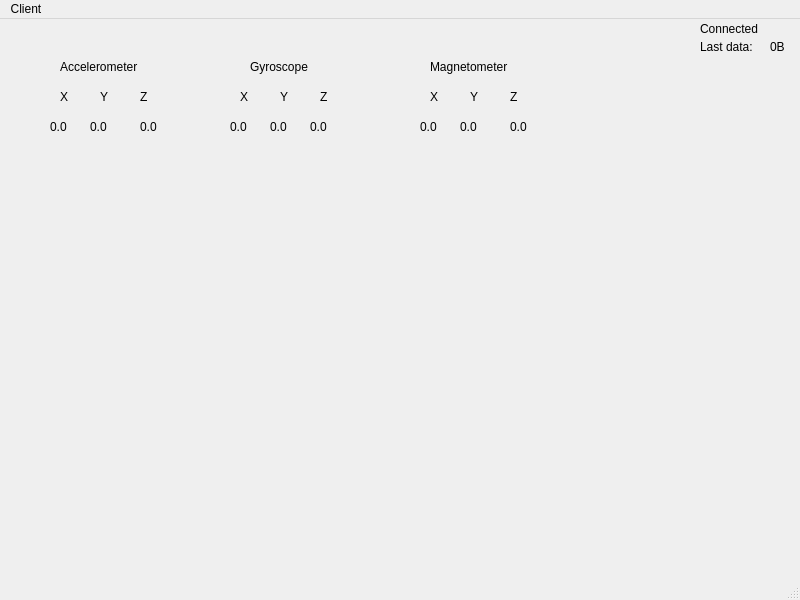
Old version of the form src/ui/window/MainWindow.ui in the repository gaitovrat/bachelor.
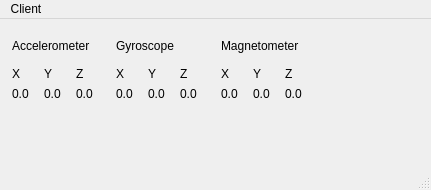
New version of the form.

Commit message: Move widgets to status bar

Diff of the .ui file:
```diff
--- a/src/ui/window/MainWindow.ui
+++ b/src/ui/window/MainWindow.ui
@@ -6,325 +6,244 @@
    <rect>
     <x>0</x>
     <y>0</y>
-    <width>800</width>
-    <height>600</height>
+    <width>431</width>
+    <height>190</height>
    </rect>
   </property>
   <property name="windowTitle">
    <string>MainWindow</string>
   </property>
   <widget class="QWidget" name="centralwidget">
+   <widget class="QWidget" name="">
+    <property name="geometry">
+     <rect>
+      <x>12</x>
+      <y>12</y>
+      <width>90</width>
+      <height>70</height>
+     </rect>
+    </property>
+    <layout class="QVBoxLayout" name="verticalLayout_4">
+     <item>
    <widget class="QLabel" name="label">
-    <property name="geometry">
-     <rect>
-      <x>60</x>
-      <y>40</y>
-      <width>91</width>
-      <height>16</height>
-     </rect>
-    </property>
     <property name="text">
      <string>Accelerometer</string>
     </property>
    </widget>
+     </item>
+     <item>
+      <layout class="QHBoxLayout" name="horizontalLayout">
+       <item>
+        <layout class="QVBoxLayout" name="verticalLayout">
+         <item>
    <widget class="QLabel" name="label_2">
-    <property name="geometry">
-     <rect>
-      <x>60</x>
-      <y>70</y>
-      <width>16</width>
-      <height>16</height>
-     </rect>
-    </property>
     <property name="text">
      <string>X</string>
     </property>
    </widget>
-   <widget class="QLabel" name="label_3">
-    <property name="geometry">
-     <rect>
-      <x>100</x>
-      <y>70</y>
-      <width>16</width>
-      <height>16</height>
-     </rect>
-    </property>
-    <property name="text">
-     <string>Y</string>
-    </property>
-   </widget>
-   <widget class="QLabel" name="label_4">
-    <property name="geometry">
-     <rect>
-      <x>140</x>
-      <y>70</y>
-      <width>16</width>
-      <height>16</height>
-     </rect>
-    </property>
-    <property name="text">
-     <string>Z</string>
-    </property>
-   </widget>
+         </item>
+         <item>
    <widget class="QLabel" name="accelerometer_x">
-    <property name="geometry">
-     <rect>
-      <x>50</x>
-      <y>100</y>
-      <width>21</width>
-      <height>16</height>
-     </rect>
-    </property>
     <property name="text">
      <string>0.0</string>
     </property>
    </widget>
+         </item>
+        </layout>
+       </item>
+       <item>
+        <layout class="QVBoxLayout" name="verticalLayout_2">
+         <item>
+          <widget class="QLabel" name="label_3">
+           <property name="text">
+            <string>Y</string>
+           </property>
+          </widget>
+         </item>
+         <item>
    <widget class="QLabel" name="accelerometer_y">
-    <property name="geometry">
-     <rect>
-      <x>90</x>
-      <y>100</y>
-      <width>21</width>
-      <height>16</height>
-     </rect>
-    </property>
     <property name="text">
      <string>0.0</string>
     </property>
    </widget>
+         </item>
+        </layout>
+       </item>
+       <item>
+        <layout class="QVBoxLayout" name="verticalLayout_3">
+         <item>
+          <widget class="QLabel" name="label_4">
+           <property name="text">
+            <string>Z</string>
+           </property>
+          </widget>
+         </item>
+         <item>
    <widget class="QLabel" name="accelerometer_z">
-    <property name="geometry">
-     <rect>
-      <x>140</x>
-      <y>100</y>
-      <width>21</width>
-      <height>16</height>
-     </rect>
-    </property>
     <property name="text">
      <string>0.0</string>
     </property>
    </widget>
-   <widget class="QLabel" name="gyroscope_y">
+         </item>
+        </layout>
+       </item>
+      </layout>
+     </item>
+    </layout>
+   </widget>
+   <widget class="QWidget" name="">
     <property name="geometry">
      <rect>
-      <x>270</x>
-      <y>100</y>
-      <width>21</width>
-      <height>16</height>
+      <x>116</x>
+      <y>12</y>
+      <width>90</width>
+      <height>70</height>
      </rect>
     </property>
+    <layout class="QVBoxLayout" name="verticalLayout_8">
+     <item>
+      <widget class="QLabel" name="label_14">
     <property name="text">
-     <string>0.0</string>
-    </property>
-   </widget>
+        <string>Gyroscope</string>
+       </property>
+      </widget>
+     </item>
+     <item>
+      <layout class="QHBoxLayout" name="horizontalLayout_2">
+       <item>
+        <layout class="QVBoxLayout" name="verticalLayout_5">
+         <item>
    <widget class="QLabel" name="label_9">
-    <property name="geometry">
-     <rect>
-      <x>240</x>
-      <y>70</y>
-      <width>16</width>
-      <height>16</height>
-     </rect>
-    </property>
     <property name="text">
      <string>X</string>
     </property>
    </widget>
-   <widget class="QLabel" name="label_10">
-    <property name="geometry">
-     <rect>
-      <x>280</x>
-      <y>70</y>
-      <width>16</width>
-      <height>16</height>
-     </rect>
-    </property>
-    <property name="text">
-     <string>Y</string>
-    </property>
-   </widget>
+         </item>
+         <item>
    <widget class="QLabel" name="gyroscope_x">
-    <property name="geometry">
-     <rect>
-      <x>230</x>
-      <y>100</y>
-      <width>21</width>
-      <height>16</height>
-     </rect>
-    </property>
     <property name="text">
      <string>0.0</string>
     </property>
    </widget>
-   <widget class="QLabel" name="gyroscope_z">
-    <property name="geometry">
-     <rect>
-      <x>310</x>
-      <y>100</y>
-      <width>21</width>
-      <height>16</height>
-     </rect>
-    </property>
+         </item>
+        </layout>
+       </item>
+       <item>
+        <layout class="QVBoxLayout" name="verticalLayout_6">
+         <item>
+          <widget class="QLabel" name="label_10">
+           <property name="text">
+            <string>Y</string>
+           </property>
+          </widget>
+         </item>
+         <item>
+          <widget class="QLabel" name="gyroscope_y">
     <property name="text">
      <string>0.0</string>
     </property>
    </widget>
+         </item>
+        </layout>
+       </item>
+       <item>
+        <layout class="QVBoxLayout" name="verticalLayout_7">
+         <item>
    <widget class="QLabel" name="label_13">
-    <property name="geometry">
-     <rect>
-      <x>320</x>
-      <y>70</y>
-      <width>16</width>
-      <height>16</height>
-     </rect>
-    </property>
     <property name="text">
      <string>Z</string>
     </property>
    </widget>
-   <widget class="QLabel" name="label_14">
-    <property name="geometry">
-     <rect>
-      <x>250</x>
-      <y>40</y>
-      <width>91</width>
-      <height>16</height>
-     </rect>
-    </property>
+         </item>
+         <item>
+          <widget class="QLabel" name="gyroscope_z">
     <property name="text">
-     <string>Gyroscope</string>
-    </property>
-   </widget>
-   <widget class="QLabel" name="magnetometer_y">
-    <property name="geometry">
-     <rect>
-      <x>460</x>
-      <y>100</y>
-      <width>21</width>
-      <height>16</height>
-     </rect>
-    </property>
-    <property name="text">
      <string>0.0</string>
     </property>
    </widget>
-   <widget class="QLabel" name="label_16">
-    <property name="geometry">
-     <rect>
-      <x>430</x>
-      <y>70</y>
-      <width>16</width>
-      <height>16</height>
-     </rect>
-    </property>
-    <property name="text">
-     <string>X</string>
-    </property>
+         </item>
+        </layout>
+       </item>
+      </layout>
+     </item>
+    </layout>
    </widget>
-   <widget class="QLabel" name="magnetometer_z">
+   <widget class="QWidget" name="">
     <property name="geometry">
      <rect>
-      <x>510</x>
-      <y>100</y>
-      <width>21</width>
-      <height>16</height>
+      <x>221</x>
+      <y>12</y>
+      <width>90</width>
+      <height>70</height>
      </rect>
     </property>
-    <property name="text">
-     <string>0.0</string>
-    </property>
-   </widget>
-   <widget class="QLabel" name="label_18">
-    <property name="geometry">
-     <rect>
-      <x>470</x>
-      <y>70</y>
-      <width>16</width>
-      <height>16</height>
-     </rect>
-    </property>
-    <property name="text">
-     <string>Y</string>
-    </property>
-   </widget>
-   <widget class="QLabel" name="label_19">
-    <property name="geometry">
-     <rect>
-      <x>510</x>
-      <y>70</y>
-      <width>16</width>
-      <height>16</height>
-     </rect>
-    </property>
-    <property name="text">
-     <string>Z</string>
-    </property>
-   </widget>
+    <layout class="QVBoxLayout" name="verticalLayout_12">
+     <item>
    <widget class="QLabel" name="label_20">
-    <property name="geometry">
-     <rect>
-      <x>430</x>
-      <y>40</y>
-      <width>91</width>
-      <height>16</height>
-     </rect>
-    </property>
     <property name="text">
      <string>Magnetometer</string>
     </property>
    </widget>
+     </item>
+     <item>
+      <layout class="QHBoxLayout" name="horizontalLayout_3">
+       <item>
+        <layout class="QVBoxLayout" name="verticalLayout_9">
+         <item>
+          <widget class="QLabel" name="label_16">
+           <property name="text">
+            <string>X</string>
+           </property>
+          </widget>
+         </item>
+         <item>
    <widget class="QLabel" name="magnetometer_x">
-    <property name="geometry">
-     <rect>
-      <x>420</x>
-      <y>100</y>
-      <width>21</width>
-      <height>16</height>
-     </rect>
-    </property>
     <property name="text">
      <string>0.0</string>
     </property>
    </widget>
-   <widget class="QLabel" name="lConnected">
-    <property name="geometry">
-     <rect>
-      <x>700</x>
-      <y>0</y>
-      <width>81</width>
-      <height>20</height>
-     </rect>
-    </property>
+         </item>
+        </layout>
+       </item>
+       <item>
+        <layout class="QVBoxLayout" name="verticalLayout_10">
+         <item>
+          <widget class="QLabel" name="label_18">
     <property name="text">
-     <string>Connected</string>
-    </property>
-   </widget>
-   <widget class="QLabel" name="label_6">
-    <property name="geometry">
-     <rect>
-      <x>700</x>
-      <y>20</y>
-      <width>58</width>
-      <height>16</height>
-     </rect>
-    </property>
+            <string>Y</string>
+           </property>
+          </widget>
+         </item>
+         <item>
+          <widget class="QLabel" name="magnetometer_y">
     <property name="text">
-     <string>Last data:</string>
-    </property>
-   </widget>
-   <widget class="QLabel" name="lLastDataBytes">
-    <property name="geometry">
-     <rect>
-      <x>770</x>
-      <y>20</y>
-      <width>21</width>
-      <height>16</height>
-     </rect>
-    </property>
+            <string>0.0</string>
+           </property>
+          </widget>
+         </item>
+        </layout>
+       </item>
+       <item>
+        <layout class="QVBoxLayout" name="verticalLayout_11">
+         <item>
+          <widget class="QLabel" name="label_19">
+           <property name="text">
+            <string>Z</string>
+           </property>
+          </widget>
+         </item>
+         <item>
+          <widget class="QLabel" name="magnetometer_z">
     <property name="text">
-     <string>0B</string>
-    </property>
+            <string>0.0</string>
+           </property>
+          </widget>
+         </item>
+        </layout>
+       </item>
+      </layout>
+     </item>
+    </layout>
    </widget>
   </widget>
   <widget class="QMenuBar" name="menubar">
@@ -332,8 +251,8 @@
     <rect>
      <x>0</x>
      <y>0</y>
-     <width>800</width>
-     <height>36</height>
+     <width>431</width>
+     <height>24</height>
     </rect>
    </property>
    <widget class="QMenu" name="menuClient">
```
Lines whose indentation alone changed are shown as unchanged. The commit also changes 2 other files.
